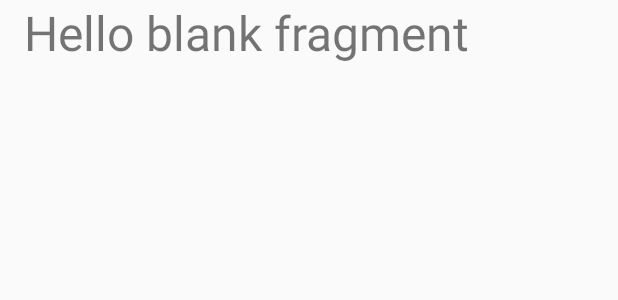
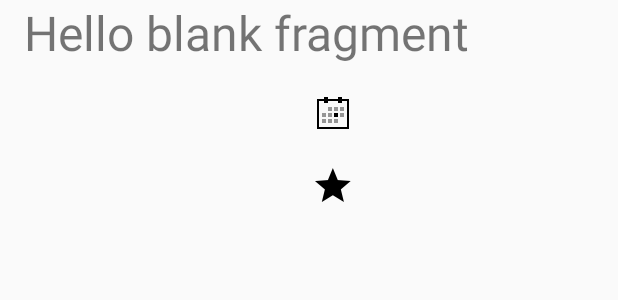
Before and after one commit to rohitkaradkar/Popular-Movies, an Android app: the layout fragment_detail.xml on its own in the app's theme, with its tools: preview values and no code run, on a phone screen of 412 x 824 dp. Shown: the top 300 px of the screen. Run offline under Robolectric (Android 15) with nearby library versions, the phone set to English and light mode, and no system bars.

Commit message:
adding scrollbar to DetailActivity with icons

```diff
--- a/app/src/main/res/layout/fragment_detail.xml
+++ b/app/src/main/res/layout/fragment_detail.xml
@@ -1,9 +1,12 @@
+<ScrollView android:layout_height="match_parent"
+    android:layout_width="match_parent"
+    xmlns:android="http://schemas.android.com/apk/res/android" >
     <LinearLayout
         android:id="@+id/fragmentDetail_container"
         xmlns:android="http://schemas.android.com/apk/res/android"
         xmlns:tools="http://schemas.android.com/tools"
         android:layout_width="match_parent"
-    android:layout_height="match_parent"
+        android:layout_height="wrap_content"
         android:orientation="vertical"
         android:paddingLeft="@dimen/activity_horizontal_margin"
         android:paddingRight="@dimen/activity_horizontal_margin"
@@ -22,7 +25,8 @@
             android:layout_height="wrap_content"
             android:weightSum="2"
             android:orientation="horizontal"
-        android:layout_marginTop="@dimen/activity_vertical_margin">
+            android:layout_marginTop="@dimen/activity_vertical_margin"
+            android:layout_marginBottom="@dimen/activity_vertical_margin">
             <FrameLayout
                 android:layout_width="0dp"
                 android:layout_height="200dp"
@@ -46,11 +50,17 @@
                     android:id="@+id/txt_movie_releaseDate"
                     android:layout_width="match_parent"
                     android:layout_height="wrap_content"
+                    android:drawableStart="@drawable/ic_action_calendar_day"
+                    android:drawableLeft="@drawable/ic_action_calendar_day"
+                    android:layout_marginBottom="@dimen/activity_vertical_margin"
                     android:textSize="@dimen/movDetail_txtSize_other"/>
+
                 <TextView
                     android:id="@+id/txt_movie_rating"
                     android:layout_width="match_parent"
                     android:layout_height="wrap_content"
+                    android:drawableStart="@drawable/ic_action_star_10"
+                    android:drawableLeft="@drawable/ic_action_star_10"
                     android:textSize="@dimen/movDetail_txtSize_other"/>
             </LinearLayout>
 
@@ -61,7 +71,8 @@
             android:id="@+id/txt_movie_summary"
             android:layout_width="match_parent"
             android:layout_height="wrap_content"
-        android:textAlignment="center"
+            android:layout_marginBottom="@dimen/activity_vertical_margin"
             />
 
     </LinearLayout>
+</ScrollView>
--- a/app/src/main/res/layout/fragment_main.xml
+++ b/app/src/main/res/layout/fragment_main.xml
@@ -11,24 +11,6 @@
     tools:context=".MainFragment"
     android:id="@+id/movie_gridView">
 </GridView>
-    <!--<?xml version="1.0" encoding="utf-8"?>-->
-    <!--<RelativeLayout xmlns:android="http://schemas.android.com/apk/res/android"-->
-    <!--android:layout_width="match_parent"-->
-    <!--android:layout_height="match_parent"-->
-    <!--android:paddingBottom="@dimen/activity_vertical_margin"-->
-    <!--android:paddingLeft="@dimen/activity_horizontal_margin"-->
-    <!--android:paddingRight="@dimen/activity_horizontal_margin"-->
-    <!--android:paddingTop="@dimen/activity_vertical_margin"-->
-    <!--&gt;-->
-
-    <!--<ImageView-->
-    <!--android:id="@+id/image_sample"-->
-    <!--android:layout_width="match_parent"-->
-    <!--android:layout_height="wrap_content"-->
-    <!--android:contentDescription="@string/app_name"/>-->
-    <!--<TextView-->
-    <!--android:layout_width="match_parent"-->
-    <!--android:layout_height="wrap_content"-->
-    <!--android:text="@string/hello_blank_fragment"/>-->
-
-    <!--</RelativeLayout>-->
+    <!--stretchMode="columnWidth"
+        android:columnWidth="150dp"
+        helps autofit column in landscape mode-->
--- a/app/src/main/res/layout/movie_item_grid.xml
+++ b/app/src/main/res/layout/movie_item_grid.xml
@@ -7,5 +7,4 @@
         android:scaleType="fitXY"
         android:id="@+id/gridView_moviePoster"
         android:adjustViewBounds="true"/>
-
 </FrameLayout>
```
Also changed, not shown: app/src/main/res/drawable-hdpi/ic_action_calendar_day.png (added), app/src/main/res/drawable-hdpi/ic_action_star_10.png (added), app/src/main/res/drawable-mdpi/ic_action_calendar_day.png (added), app/src/main/res/drawable-mdpi/ic_action_star_10.png (added), app/src/main/res/drawable-xhdpi/ic_action_calendar_day.png (added), app/src/main/res/drawable-xhdpi/ic_action_star_10.png (added), app/src/main/res/drawable-xxhdpi/ic_action_calendar_day.png (added), app/src/main/res/drawable-xxhdpi/ic_action_star_10.png (added), app/src/main/res/drawable-xxxhdpi/ic_action_calendar_day.png (added), app/src/main/res/drawable-xxxhdpi/ic_action_star_10.png (added), 1 other file. Lines whose indentation alone changed are shown as unchanged.
